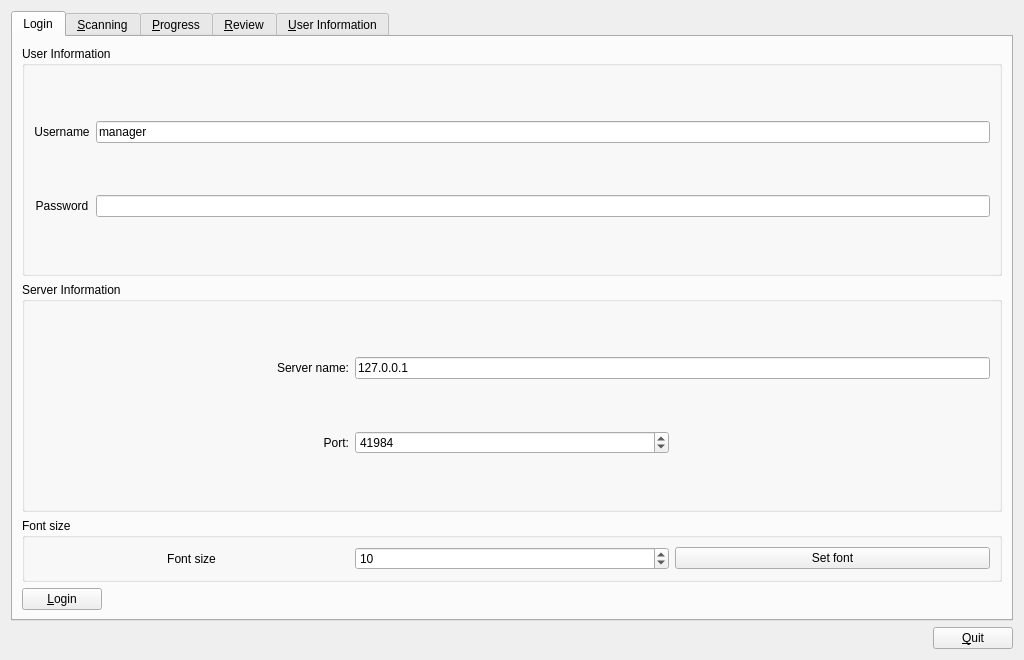
Qt form qtCreatorFiles/ui_manager.ui (plomgrading/plom) before a commit.
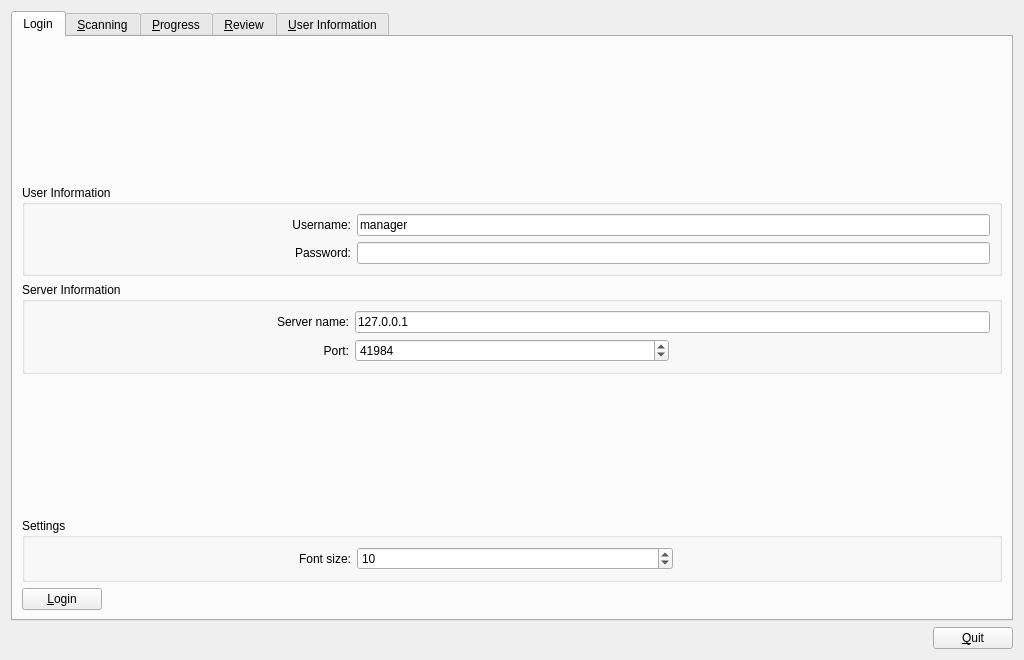
The same form after that commit.

Commit message: Manager: internal UI layout cleanup

```diff
--- a/qtCreatorFiles/ui_manager.ui
+++ b/qtCreatorFiles/ui_manager.ui
@@ -27,28 +27,35 @@
        <string>Login</string>
       </attribute>
       <layout class="QVBoxLayout" name="verticalLayout">
+       <item>
+        <spacer name="verticalSpacer_9">
+         <property name="orientation">
+          <enum>Qt::Vertical</enum>
+         </property>
+         <property name="sizeHint" stdset="0">
+          <size>
+           <width>20</width>
+           <height>40</height>
+          </size>
+         </property>
+        </spacer>
+       </item>
        <item>
         <widget class="QGroupBox" name="userGBox">
          <property name="enabled">
           <bool>true</bool>
          </property>
-         <property name="sizePolicy">
-          <sizepolicy hsizetype="Preferred" vsizetype="Preferred">
-           <horstretch>0</horstretch>
-           <verstretch>1</verstretch>
-          </sizepolicy>
-         </property>
          <property name="title">
           <string>User Information</string>
          </property>
-         <layout class="QGridLayout" name="gridLayout_3">
+         <layout class="QGridLayout" name="gridLayout_3" columnstretch="1,2">
           <item row="0" column="0">
            <widget class="QLabel" name="label">
             <property name="text">
-             <string>Username</string>
+             <string>Username:</string>
             </property>
             <property name="alignment">
-             <set>Qt::AlignCenter</set>
+             <set>Qt::AlignRight|Qt::AlignTrailing|Qt::AlignVCenter</set>
             </property>
            </widget>
           </item>
@@ -68,10 +75,10 @@
           <item row="1" column="0">
            <widget class="QLabel" name="label_2">
             <property name="text">
-             <string>Password</string>
+             <string>Password:</string>
             </property>
             <property name="alignment">
-             <set>Qt::AlignCenter</set>
+             <set>Qt::AlignRight|Qt::AlignTrailing|Qt::AlignVCenter</set>
             </property>
            </widget>
           </item>
@@ -90,16 +97,10 @@
          <property name="enabled">
           <bool>true</bool>
          </property>
-         <property name="sizePolicy">
-          <sizepolicy hsizetype="Preferred" vsizetype="Preferred">
-           <horstretch>0</horstretch>
-           <verstretch>1</verstretch>
-          </sizepolicy>
-         </property>
          <property name="title">
           <string>Server Information</string>
          </property>
-         <layout class="QGridLayout" name="gridLayout_2">
+         <layout class="QGridLayout" name="gridLayout_2" columnstretch="1,1,1">
           <item row="0" column="0">
            <widget class="QLabel" name="serverLabel">
             <property name="text">
@@ -141,18 +142,41 @@
         </widget>
        </item>
        <item>
-        <widget class="QGroupBox" name="fontBox">
-         <property name="sizePolicy">
-          <sizepolicy hsizetype="Preferred" vsizetype="Preferred">
-           <horstretch>0</horstretch>
-           <verstretch>0</verstretch>
-          </sizepolicy>
+        <spacer name="verticalSpacer_8">
+         <property name="orientation">
+          <enum>Qt::Vertical</enum>
          </property>
+         <property name="sizeHint" stdset="0">
+          <size>
+           <width>20</width>
+           <height>40</height>
+          </size>
+         </property>
+        </spacer>
+       </item>
+       <item>
+        <widget class="QGroupBox" name="settingsBox">
          <property name="title">
-          <string>Font size</string>
+          <string>Settings</string>
          </property>
-         <layout class="QGridLayout" name="gridLayout_4">
-          <item row="0" column="1">
+         <layout class="QHBoxLayout" name="horizontalLayout_11" stretch="1,1,1">
+          <item>
+           <widget class="QLabel" name="fontLabel">
+            <property name="sizePolicy">
+             <sizepolicy hsizetype="Expanding" vsizetype="Preferred">
+              <horstretch>0</horstretch>
+              <verstretch>0</verstretch>
+             </sizepolicy>
+            </property>
+            <property name="text">
+             <string>Font size:</string>
+            </property>
+            <property name="alignment">
+             <set>Qt::AlignRight|Qt::AlignTrailing|Qt::AlignVCenter</set>
+            </property>
+           </widget>
+          </item>
+          <item>
            <widget class="QSpinBox" name="fontSB">
             <property name="sizePolicy">
              <sizepolicy hsizetype="Expanding" vsizetype="Fixed">
@@ -171,34 +195,18 @@
             </property>
            </widget>
           </item>
-          <item row="0" column="0">
-           <widget class="QLabel" name="fontLabel">
-            <property name="sizePolicy">
-             <sizepolicy hsizetype="Expanding" vsizetype="Preferred">
-              <horstretch>0</horstretch>
-              <verstretch>0</verstretch>
-             </sizepolicy>
+          <item>
+           <spacer name="horizontalSpacer_10">
+            <property name="orientation">
+             <enum>Qt::Horizontal</enum>
             </property>
-            <property name="text">
-             <string>Font size</string>
+            <property name="sizeHint" stdset="0">
+             <size>
+              <width>0</width>
+              <height>0</height>
+             </size>
             </property>
-            <property name="alignment">
-             <set>Qt::AlignCenter</set>
-            </property>
-           </widget>
-          </item>
-          <item row="0" column="2">
-           <widget class="QPushButton" name="fontButton">
-            <property name="sizePolicy">
-             <sizepolicy hsizetype="Expanding" vsizetype="Fixed">
-              <horstretch>0</horstretch>
-              <verstretch>0</verstretch>
-             </sizepolicy>
-            </property>
-            <property name="text">
-             <string>Set font</string>
-            </property>
-           </widget>
+           </spacer>
           </item>
          </layout>
         </widget>
```
Left out of the diff: 1 changed line with no effect on the pictures. The commit also changes 1 other file.
